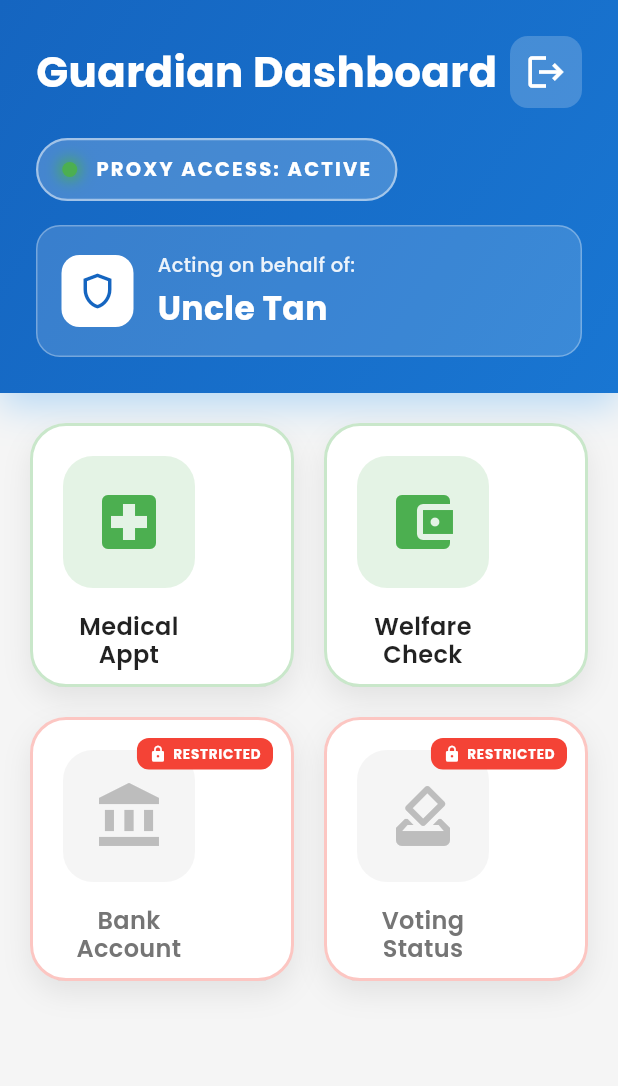
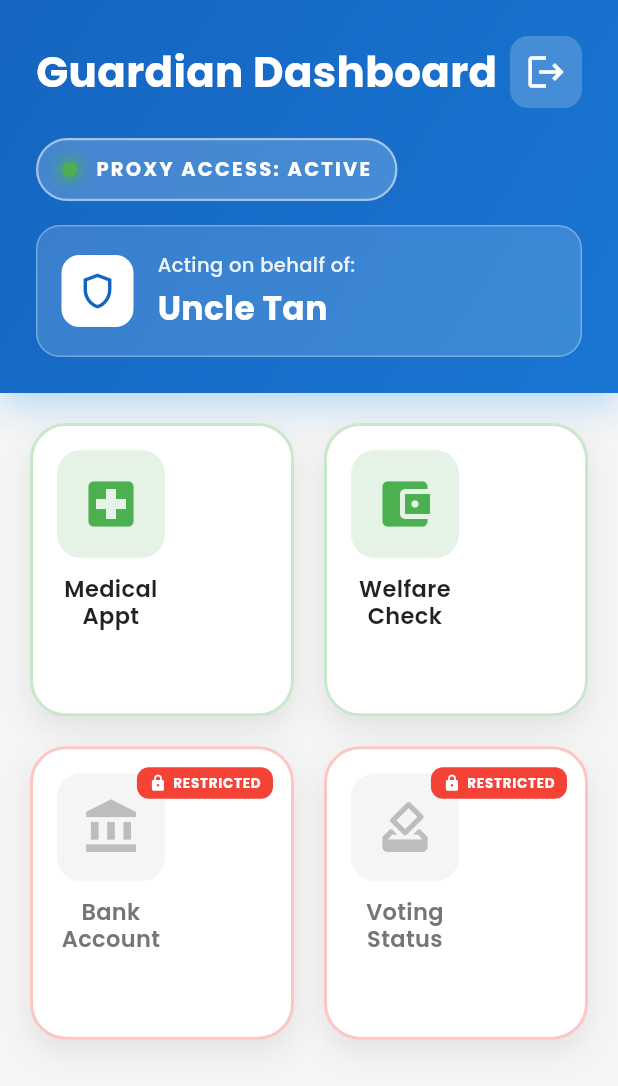
Before and after one commit to cloudnine-ddy/Idk_GodamLah2.0, a Flutter app: the screen it shows after launch, after a tap on "Log in with MyDigital ID", on a phone screen of 412 x 824 dp. Shown: the top 1086 px of the screen. Run offline on Flutter 3.47's test engine with Material 3 defaults, Android fonts, the phone set to English and light mode, and no system bars; our stand-ins replace google_fonts.

Commit message:
Fix: Resolve pixel overflow in Guardian Dashboard grid

```diff
--- a/app/lib/screens/guardian_screen.dart
+++ b/app/lib/screens/guardian_screen.dart
@@ -45,6 +45,7 @@ class _GuardianScreenState extends State<GuardianScreen> {
                     crossAxisCount: 2,
                     mainAxisSpacing: 20,
                     crossAxisSpacing: 20,
+                    childAspectRatio: 0.9, // Taller cards to fit content
                     shrinkWrap: true,
                     physics: const NeverScrollableScrollPhysics(),
                     children: [
@@ -298,34 +299,39 @@ class _GuardianScreenState extends State<GuardianScreen> {
             children: [
               // Main Content
               Padding(
-                padding: const EdgeInsets.all(20),
+                padding: const EdgeInsets.all(16),
                 child: Column(
+                  mainAxisSize: MainAxisSize.min,
                   mainAxisAlignment: MainAxisAlignment.center,
                   children: [
                     // Icon Container
                     Container(
-                      padding: const EdgeInsets.all(20),
+                      padding: const EdgeInsets.all(16),
                       decoration: BoxDecoration(
                         color: color.withOpacity(0.15),
-                        borderRadius: BorderRadius.circular(20),
+                        borderRadius: BorderRadius.circular(16),
                       ),
                       child: Icon(
                         icon,
-                        size: 48,
+                        size: 40,
                         color: color,
                       ),
                     ),
-                    const SizedBox(height: 16),
+                    const SizedBox(height: 12),
 
                     // Title
-                    Text(
+                    Flexible(
+                      child: Text(
                         title,
                         textAlign: TextAlign.center,
+                        maxLines: 2,
+                        overflow: TextOverflow.ellipsis,
                         style: GoogleFonts.poppins(
-                        fontSize: 16,
+                          fontSize: 15,
                           fontWeight: FontWeight.w600,
                           color: isRestricted ? Colors.grey[600] : Colors.black87,
                           height: 1.2,
+                        ),
                       ),
                     ),
                   ],
```
Lines whose indentation alone changed are shown as unchanged.
